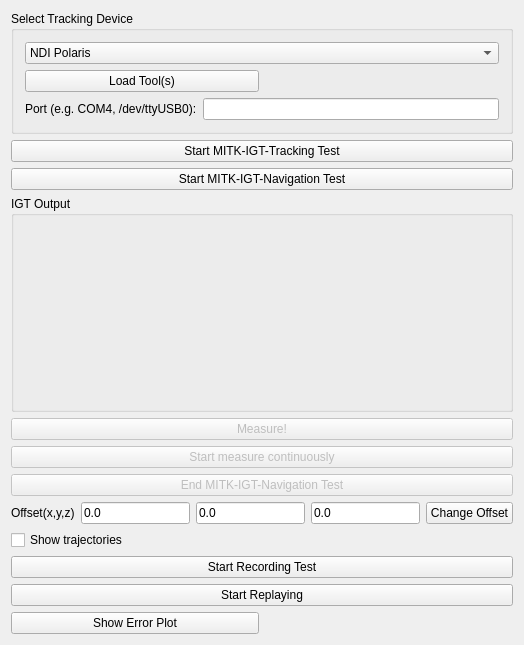
Above: Modules/Bundles/org.mitk.gui.qt.igtexample/src/internal/QmitkIGTExampleViewControls.ui from MITK/MITK before the change. Below: the same form after it.
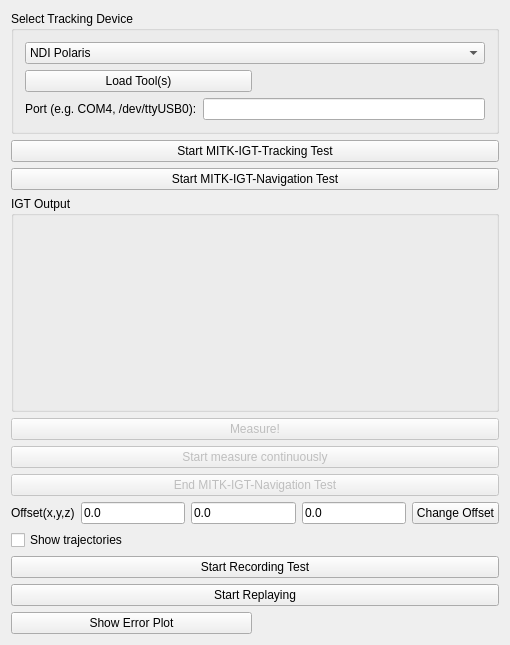
That is the form after the change. Custom widgets are drawn as their Qt base class.

Commit message: ENH (#2200): solved the signal / slot problems by porting them from the old ui.h file directly into the bundle

What changed in the file:
```diff
--- a/Modules/Bundles/org.mitk.gui.qt.igtexample/src/internal/QmitkIGTExampleViewControls.ui
+++ b/Modules/Bundles/org.mitk.gui.qt.igtexample/src/internal/QmitkIGTExampleViewControls.ui
@@ -6,7 +6,7 @@
    <rect>
     <x>0</x>
     <y>0</y>
-    <width>524</width>
+    <width>510</width>
     <height>645</height>
    </rect>
   </property>
```
Left out of the diff: 69 changed lines with no effect on the pictures. The commit also changes 2 other files.
